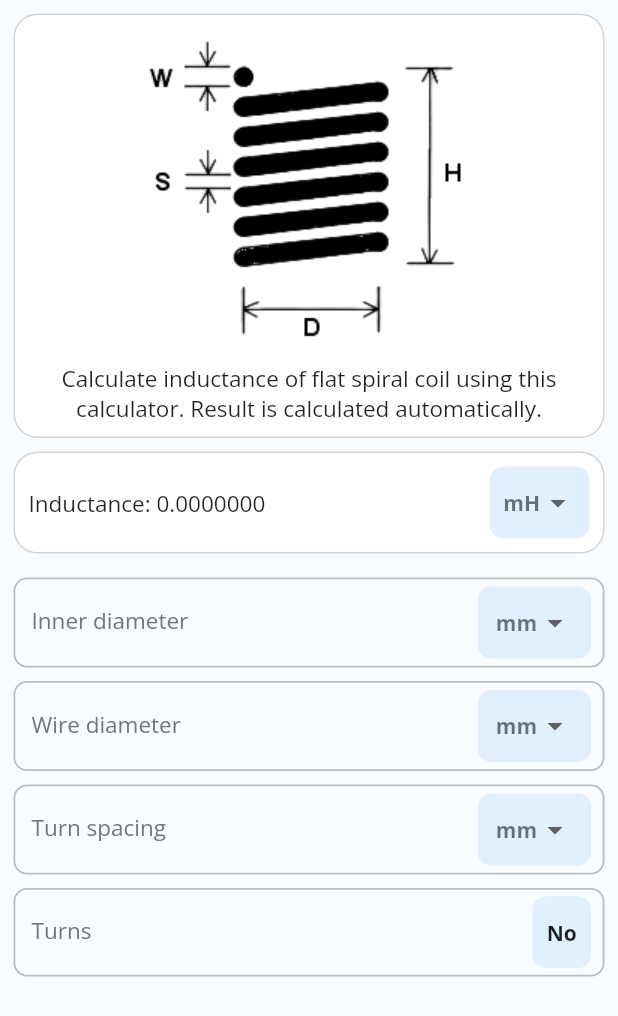
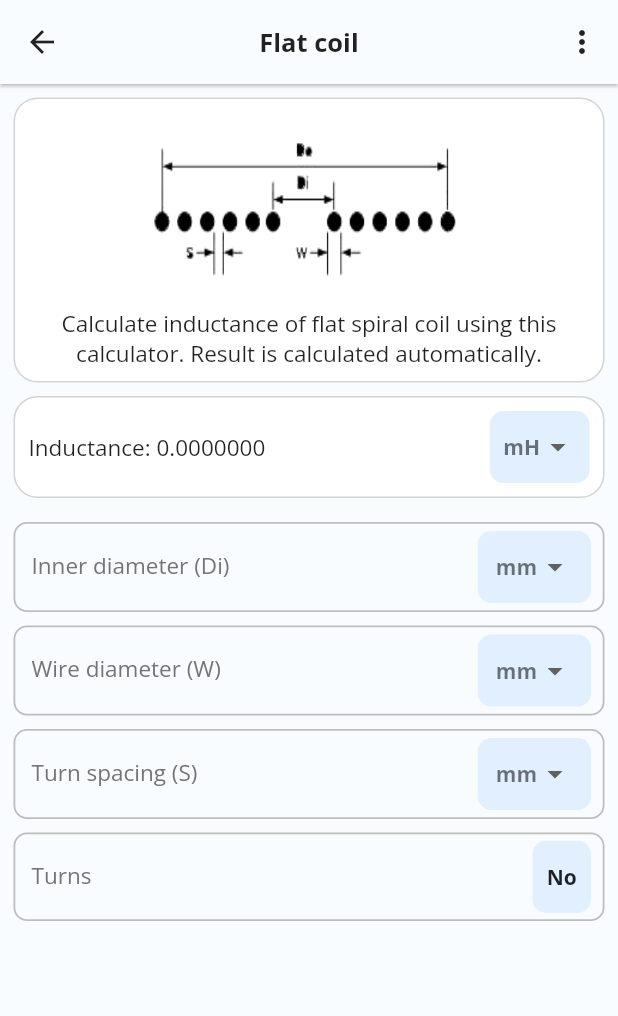
Before and after one commit to BojanDolic/Coiler, a Flutter app: the FlatCoilScreen screen opened directly, on a phone screen of 412 x 824 dp. Shown: the top 1016 px of the screen. Run offline on Flutter 3.47's test engine with Material 2 defaults, Android fonts, the phone set to English and light mode, and no system bars; our stand-ins replace drift, floor; missing offline and left inert: drift_local_storage_inspector, storage_inspector; accounts and stored records are empty; generated files the repository leaves out were written again.

Commit message:
DEVELOP_1305_FLAT_PRIMARY
Add flat coil image
Remove form widget in flat_coil_screen.dart
Add Appbar widget in flat_coil_screen.dart
Add function for flat spiral dialog in DialogUtil.dart

```diff
--- a/lib/screens/calculators/flat_coil_screen.dart
+++ b/lib/screens/calculators/flat_coil_screen.dart
@@ -1,3 +1,4 @@
+import 'package:coiler_app/dialogs/DialogUtil.dart';
 import 'package:coiler_app/providers/FlatCoilProvider.dart';
 import 'package:coiler_app/util/constants.dart';
 import 'package:coiler_app/util/extensions/theme_extension.dart';
@@ -31,19 +32,42 @@ class _FlatCoilScreenState extends State<FlatCoilScreen> {
     final provider = Provider.of<FlatCoilProvider>(context);
     return Scaffold(
       backgroundColor: theme.backgroundColor,
+      appBar: AppBar(
+        elevation: 1,
+        centerTitle: true,
+        title: Text(
+          "Flat coil",
+          style: theme.textTheme.headlineMedium,
+        ),
+        actions: [
+          PopupMenuButton<String>(
+            shape: RoundedRectangleBorder(
+              borderRadius: BorderRadius.circular(16),
+            ),
+            itemBuilder: (context) {
+              return popupCalculatorScreenInfo;
+            },
+            onSelected: (value) {
+              if (value == actionInformation) {
+                DialogUtil.openFlatSpiralCoilInfoDialog(context);
+              }
+            },
+          ),
+        ],
+      ),
       body: SafeArea(
         child: SingleChildScrollView(
           child: Padding(
             padding: const EdgeInsets.all(9.0),
-            child: Form(
-              autovalidateMode: AutovalidateMode.onUserInteraction,
             child: Column(
               mainAxisSize: MainAxisSize.max,
               children: [
                 // TODO Add flat spiral coil image
                 const CalculatorDescription(
-                    imagePath: "assets/helical_coil_transparent.png",
+                  imagePath: "assets/flat_spiral_coil.png",
                   description: "Calculate inductance of flat spiral coil using this calculator. Result is calculated automatically.",
+                  width: double.infinity,
+                  height: 130,
                 ),
                 const SizedBox(
                   height: 9,
@@ -77,7 +101,7 @@ class _FlatCoilScreenState extends State<FlatCoilScreen> {
                 InputFieldDropDown(
                   controller: innerDiameterTextController,
                   hintText: "Inner diameter of the coil",
-                    labelText: "Inner diameter",
+                  labelText: "Inner diameter (Di)",
                   onTextChanged: (newText) {
                     provider.validateInnerDiameter(double.tryParse(newText));
                     provider.calculateInductance();
@@ -97,7 +121,7 @@ class _FlatCoilScreenState extends State<FlatCoilScreen> {
                 InputFieldDropDown(
                   controller: wireDiameterTextController,
                   hintText: "Wire diameter of the coil",
-                    labelText: "Wire diameter",
+                  labelText: "Wire diameter (W)",
                   onTextChanged: (newText) {
                     provider.validateWireDiameter(double.tryParse(newText));
                     provider.calculateInductance();
@@ -117,7 +141,7 @@ class _FlatCoilScreenState extends State<FlatCoilScreen> {
                 InputFieldDropDown(
                   controller: turnSpacingTextController,
                   hintText: "Turn spacing of the coil",
-                    labelText: "Turn spacing",
+                  labelText: "Turn spacing (S)",
                   onTextChanged: (newText) {
                     provider.validateTurnSpacing(double.tryParse(newText));
                     provider.calculateInductance();
@@ -152,7 +176,6 @@ class _FlatCoilScreenState extends State<FlatCoilScreen> {
           ),
         ),
       ),
-      ),
     );
   }
 }
@@ -162,10 +185,14 @@ class CalculatorDescription extends StatelessWidget {
     Key? key,
     required this.imagePath,
     required this.description,
+    this.width,
+    this.height,
   }) : super(key: key);
 
   final String imagePath;
   final String description;
+  final double? width;
+  final double? height;
 
   @override
   Widget build(BuildContext context) {
@@ -178,6 +205,9 @@ class CalculatorDescription extends StatelessWidget {
           Image.asset(
             imagePath,
             color: isDark ? Colors.grey.shade400 : Colors.black,
+            width: (width != null) ? width : 150,
+            height: (height != null) ? height : 250,
+            fit: BoxFit.fill,
           ), //"assets/helical_coil_transparent.png"
           Text(
             description,
```
Also changed, not shown: lib/dialogs/DialogUtil.dart (+48 -0 lines), assets/flat_spiral_coil.png (added). Lines whose indentation alone changed are shown as unchanged.
